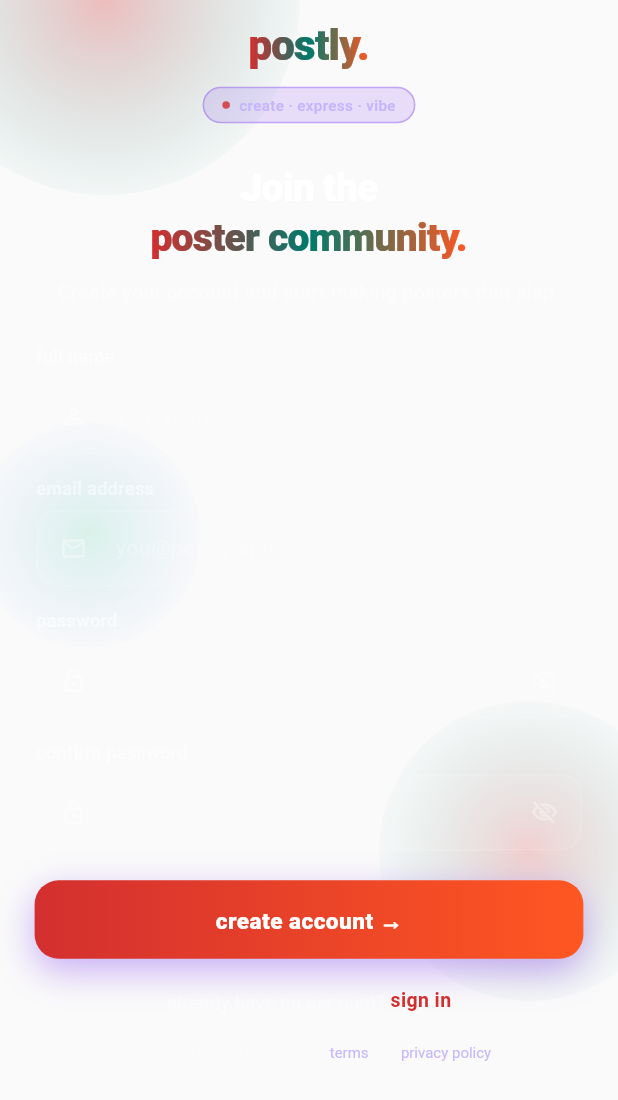
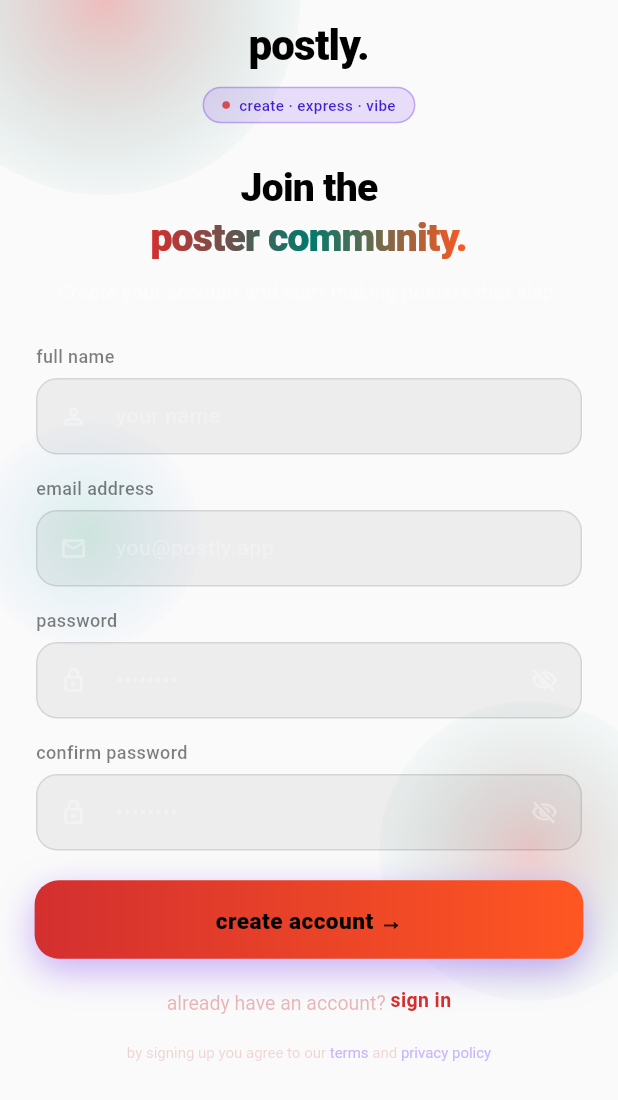
Before and after one commit to SWASTIKA567/Posters-application, a Flutter app: the RegisterView screen opened directly, on a phone screen of 412 x 824 dp. Shown: the top 1100 px of the screen. Run offline on Flutter 3.47's test engine with Material 3 defaults, Android fonts, the phone set to English and light mode, and no system bars; our stand-ins replace firebase_auth, firebase_core, get, google_sign_in; accounts and stored records are empty; Roboto replaces fonts that are missing (SpaceGrotesk).

Commit message:
new packages added

```diff
--- a/lib/views/register_view.dart
+++ b/lib/views/register_view.dart
@@ -176,7 +176,7 @@ class _RegisterViewState extends State<RegisterView>
             style: TextStyle(
               fontSize: 28,
               fontWeight: FontWeight.w800,
-              color: Colors.white,
+              color: Colors.black,
               letterSpacing: -0.5,
             ),
           ),
@@ -217,7 +217,7 @@ class _RegisterViewState extends State<RegisterView>
                     style: TextStyle(
                       fontSize: 10,
                       fontWeight: FontWeight.w500,
-                      color: Color(0xFFC4B5FD),
+                      color: Color.fromARGB(255, 67, 30, 213),
                     ),
                   ),
                 ],
@@ -241,7 +241,7 @@ class _RegisterViewState extends State<RegisterView>
               fontWeight: FontWeight.w800,
               height: 1.15,
               letterSpacing: -0.5,
-              color: Colors.white,
+              color: Colors.black,
             ),
             children: [
               const TextSpan(text: 'Join the\n'),
@@ -370,7 +370,7 @@ class _RegisterViewState extends State<RegisterView>
                         style: TextStyle(
                           fontSize: 15,
                           fontWeight: FontWeight.w800,
-                          color: Colors.white,
+                          color: Colors.black,
                           letterSpacing: 0.3,
                         ),
                       ),
@@ -387,7 +387,10 @@ class _RegisterViewState extends State<RegisterView>
     return RichText(
       textAlign: TextAlign.center,
       text: TextSpan(
-        style: TextStyle(fontSize: 13, color: Colors.white.withOpacity(0.35)),
+        style: TextStyle(
+          fontSize: 13,
+          color: const Color.fromARGB(255, 200, 56, 56).withOpacity(0.35),
+        ),
         children: [
           const TextSpan(text: 'already have an account? '),
           WidgetSpan(
@@ -415,7 +418,7 @@ class _RegisterViewState extends State<RegisterView>
       text: TextSpan(
         style: TextStyle(
           fontSize: 10,
-          color: Colors.white.withOpacity(0.2),
+          color: const Color.fromARGB(255, 200, 56, 56).withOpacity(0.2),
           height: 1.6,
         ),
         children: const [
@@ -523,7 +526,7 @@ class _InputField extends StatelessWidget {
           style: TextStyle(
             fontSize: 12,
             fontWeight: FontWeight.w500,
-            color: Colors.white.withOpacity(0.5),
+            color: Colors.black.withOpacity(0.5),
           ),
         ),
         const SizedBox(height: 6),
@@ -534,12 +537,12 @@ class _InputField extends StatelessWidget {
             border: Border.all(
               color: isFocused
                   ? const Color(0xFF7C3AED).withOpacity(0.6)
-                  : Colors.white.withOpacity(0.1),
+                  : Colors.black.withOpacity(0.1),
               width: isFocused ? 1.5 : 1,
             ),
             color: isFocused
                 ? const Color(0xFF7C3AED).withOpacity(0.07)
-                : Colors.white.withOpacity(0.05),
+                : Colors.black.withOpacity(0.05),
             boxShadow: isFocused
                 ? [
                     BoxShadow(
--- a/lib/widgets/custom_bottom_navbar.dart
+++ b/lib/widgets/custom_bottom_navbar.dart
@@ -120,14 +120,14 @@ class CustomBottomNavBar extends StatelessWidget {
         child: Column(
           mainAxisAlignment: MainAxisAlignment.center,
           children: [
-            Icon(icon, size: 24, color: isSelected ? primaryRed : Colors.grey),
+            Icon(icon, size: 24, color: isSelected ? primaryRed : Colors.black),
             const SizedBox(height: 4),
             Text(
               title,
               style: TextStyle(
                 fontSize: 12,
                 fontWeight: isSelected ? FontWeight.w700 : FontWeight.w400,
-                color: isSelected ? primaryRed : Colors.grey,
+                color: isSelected ? primaryRed : Colors.black,
               ),
             ),
           ],
--- a/pubspec.yaml
+++ b/pubspec.yaml
@@ -39,6 +39,10 @@ dependencies:
   cloud_firestore: ^6.0.2
   google_sign_in: ^7.2.0
   get: ^4.6.5
+  image_picker: ^1.2.2
+  uuid: ^4.5.3
+  firebase_storage: ^13.4.2
+
 
 dev_dependencies:
   flutter_test:
```
Also changed, not shown: lib/views/home_view.dart (+8 -8 lines), pubspec.lock, 5 other files.
